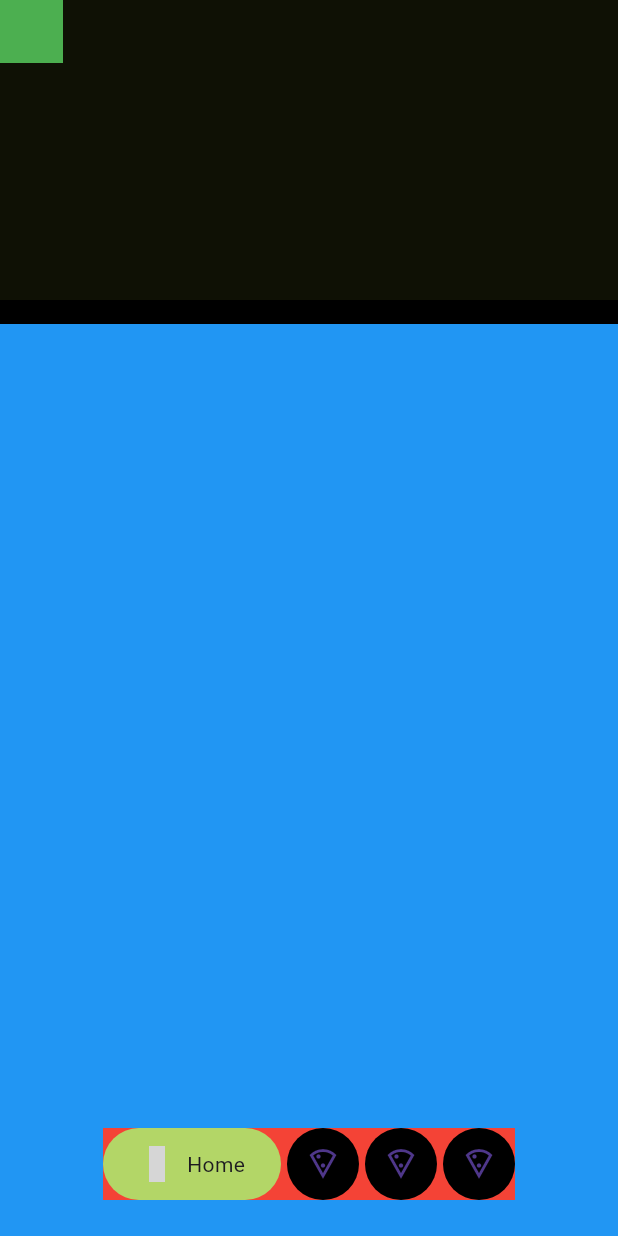
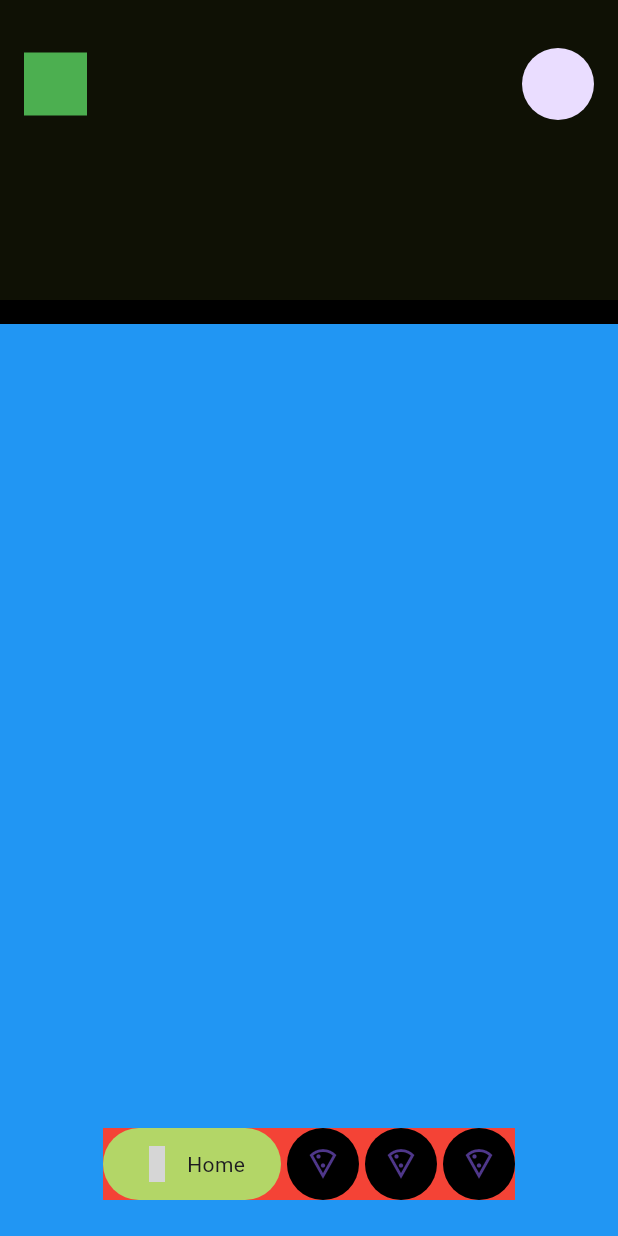
Before and after one commit to JAICHANGPARK/flutter_notebook_chapter_43, a Flutter app: the FoodOrderMainPage screen opened directly, on a phone screen of 412 x 824 dp. Run offline on Flutter 3.47's test engine with Material 3 defaults, Android fonts, the phone set to English and light mode, and no system bars; our stand-ins replace gap, hugeicons, percent_indicator; grey boxes are pictures that could not be loaded.

Commit message:
Update food_order_main_page.dart

```diff
--- a/lib/ep2393_food_order_app/ui/food_order_main_page.dart
+++ b/lib/ep2393_food_order_app/ui/food_order_main_page.dart
@@ -21,6 +21,7 @@ class _FoodOrderMainPageState extends State<FoodOrderMainPage> {
             decoration: BoxDecoration(
               color: Color.fromRGBO(15, 17, 5, 1),
             ),
+            padding: EdgeInsets.fromLTRB(16, 32, 16, 16),
             child: Column(
               crossAxisAlignment: CrossAxisAlignment.start,
               children: [
@@ -32,6 +33,12 @@ class _FoodOrderMainPageState extends State<FoodOrderMainPage> {
                       decoration: BoxDecoration(
                         color: Colors.green,
                       ),
+                    ),
+                    Expanded(child: Row(children: [
+
+                    ],)),
+                    CircleAvatar(
+                      radius: 24,
                     )
                   ],
                 )
```
